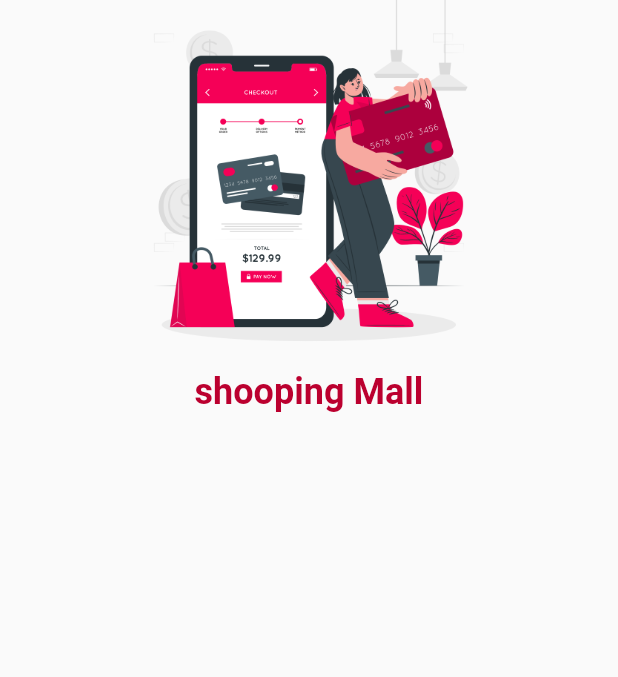
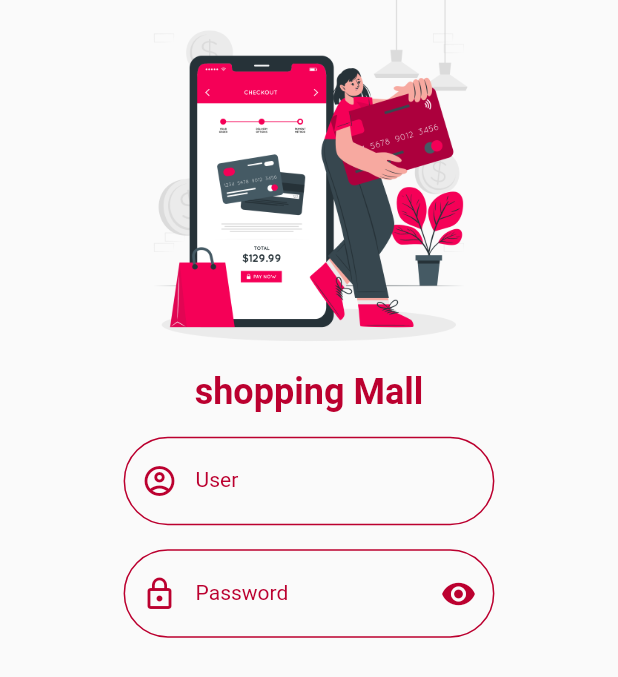
Before and after one commit to surut555/ShoppingMall, a Flutter app: the screen it shows after launch, on a phone screen of 412 x 824 dp. Shown: the top 677 px of the screen. Run offline on Flutter 3.47's test engine with Material 2 defaults, Android fonts, the phone set to English and light mode, and no system bars.

Commit message:
Update to

```diff
--- a/lib/states/authen.dart
+++ b/lib/states/authen.dart
@@ -11,6 +11,7 @@ class Authen extends StatefulWidget {
 }
 
 class _AuthenState extends State<Authen> {
+  bool statusRedEye = true;
   @override
   Widget build(BuildContext context) {
     double size = MediaQuery.of(context).size.width;
@@ -20,9 +21,88 @@ class _AuthenState extends State<Authen> {
           children: [
             buildImage(size),
             buildAppName(),
+            buildUser(size),
+            buildPassword(size),
           ],
         ),
       ),
+    );
+  }
+
+  Row buildUser(double size) {
+    return Row(
+      mainAxisAlignment: MainAxisAlignment.center,
+      children: [
+        Container(
+          margin: EdgeInsets.only(top: 16),
+          width: size * 0.6,
+          child: TextField(
+            decoration: InputDecoration(
+              labelStyle: MyConstant().h3Style(),
+              labelText: 'User',
+              prefixIcon: Icon(
+                Icons.account_circle_outlined,
+                color: MyConstant.dark,
+              ),
+              enabledBorder: OutlineInputBorder(
+                borderSide: BorderSide(color: MyConstant.dark),
+                borderRadius: BorderRadius.circular(30),
+              ),
+              focusedBorder: OutlineInputBorder(
+                borderSide: BorderSide(color: MyConstant.light),
+                borderRadius: BorderRadius.circular(30),
+              ),
+            ),
+          ),
+        ),
+      ],
+    );
+  }
+
+  Row buildPassword(double size) {
+    return Row(
+      mainAxisAlignment: MainAxisAlignment.center,
+      children: [
+        Container(
+          margin: EdgeInsets.only(top: 16),
+          width: size * 0.6,
+          child: TextField(
+            obscureText: statusRedEye,
+            decoration: InputDecoration(
+              suffixIcon: IconButton(
+                onPressed: () {
+                  setState(() {
+                    statusRedEye = !statusRedEye;
+                  });
+                },
+                icon: statusRedEye
+                    ? Icon(
+                        Icons.remove_red_eye,
+                        color: MyConstant.dark,
+                      )
+                    : Icon(
+                        Icons.remove_red_eye_outlined,
+                        color: MyConstant.dark,
+                      ),
+              ),
+              labelStyle: MyConstant().h3Style(),
+              labelText: 'Password',
+              prefixIcon: Icon(
+                Icons.lock_outline,
+                color: MyConstant.dark,
+              ),
+              enabledBorder: OutlineInputBorder(
+                borderSide: BorderSide(color: MyConstant.dark),
+                borderRadius: BorderRadius.circular(30),
+              ),
+              focusedBorder: OutlineInputBorder(
+                borderSide: BorderSide(color: MyConstant.light),
+                borderRadius: BorderRadius.circular(30),
+              ),
+            ),
+          ),
+        ),
+      ],
     );
   }
 
--- a/lib/utility/my_constant.dart
+++ b/lib/utility/my_constant.dart
@@ -2,7 +2,7 @@ import 'package:flutter/material.dart';
 
 class MyConstant {
   // Genernal
-  static String appName = 'shooping Mall';
+  static String appName = 'shopping Mall';
 
   // Route
   static String routeAuthen = '/authen';
```
